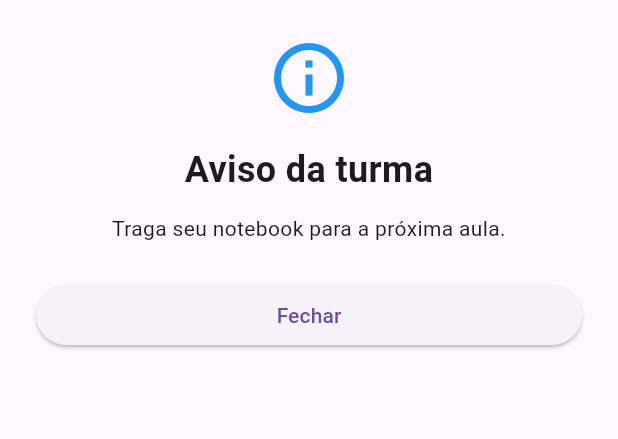
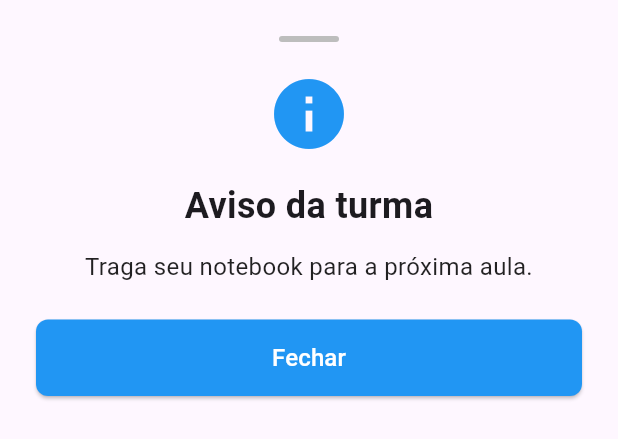
Before and after one commit to Pablo-Almeida345/meu_campus-, a Flutter app: the AvisoModal widget shown alone on an empty page, opened directly, on a phone screen of 412 x 824 dp. Shown: the top 439 px of the screen. Run offline on Flutter 3.47's test engine with Material 3 defaults, Android fonts, the phone set to English and light mode, and no system bars.

Commit message:
Projeto finalizado

```diff
--- a/lib/aviso_modal.dart
+++ b/lib/aviso_modal.dart
@@ -9,11 +9,23 @@ class AvisoModal extends StatelessWidget {
       child: Padding(
         padding: const EdgeInsets.all(24),
         child: Column(
-          mainAxisSize: MainAxisSize.min,
+          mainAxisSize: MainAxisSize.min, // Faz o modal ocupar apenas o espaço do conteúdo
           crossAxisAlignment: CrossAxisAlignment.stretch,
           children: [
+            // Tracinho cinza de arrastar no topo
+            Center(
+              child: Container(
+                width: 40,
+                height: 4,
+                margin: const EdgeInsets.only(bottom: 20),
+                decoration: BoxDecoration(
+                  color: Colors.grey.shade400,
+                  borderRadius: BorderRadius.circular(2),
+                ),
+              ),
+            ),
             const Icon(
-              Icons.info_outline,
+              Icons.info, // Ícone preenchido idêntico ao modelo[cite: 1]
               size: 56,
               color: Colors.blue,
             ),
@@ -26,18 +38,32 @@ class AvisoModal extends StatelessWidget {
                 fontWeight: FontWeight.bold,
               ),
             ),
-
             const SizedBox(height: 12),
             const Text(
               'Traga seu notebook para a próxima aula.',
               textAlign: TextAlign.center,
+              style: TextStyle(
+                fontSize: 16,
+                color: Colors.black87,
+              ),
             ),
             const SizedBox(height: 24),
             ElevatedButton(
+              style: ElevatedButton.styleFrom(
+                backgroundColor: Colors.blue,
+                foregroundColor: Colors.white,
+                padding: const EdgeInsets.symmetric(vertical: 14),
+                shape: RoundedRectangleBorder(
+                  borderRadius: BorderRadius.circular(8),
+                ),
+              ),
               onPressed: () {
                 Navigator.pop(context);
               },
-              child: const Text('Fechar'),
+              child: const Text(
+                'Fechar',
+                style: TextStyle(fontSize: 16),
+              ),
             ),
           ],
         ),
```
Also changed, not shown: lib/main.dart (+27 -9 lines), pubspec.yaml (+4 -5 lines), assets/images/campus.jpg.
